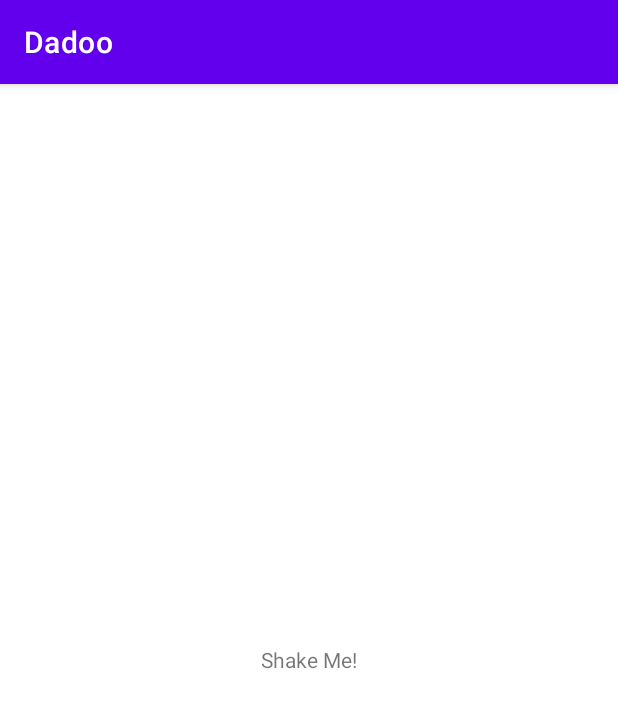
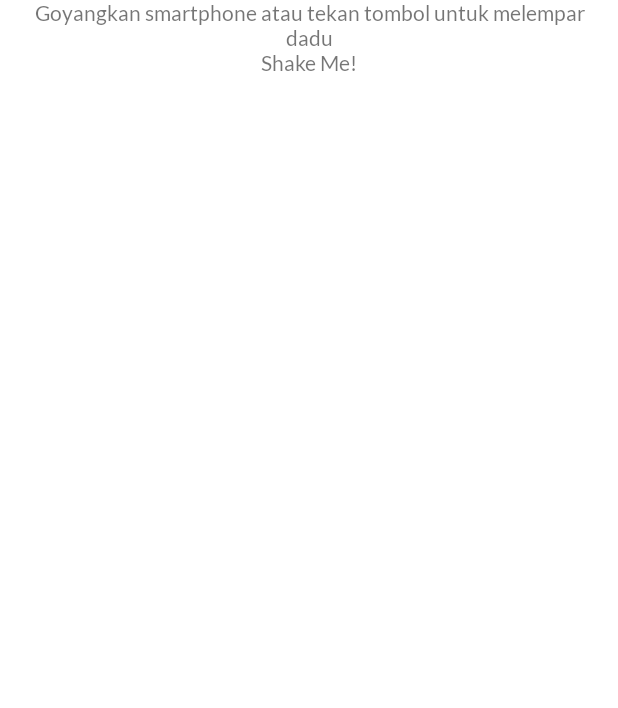
Before and after one commit to obedkristiaji/Dadoo-Lempar-Dadu-Virtual, an Android app: the screen it shows after launch (MainActivity), on a phone screen of 412 x 824 dp. Shown: the top 708 px of the screen. Run offline under Robolectric (Android 15) with nearby library versions, the light colour scheme and no system bars.

Commit message:
Splash screen + fonts

```diff
--- a/app/src/main/AndroidManifest.xml
+++ b/app/src/main/AndroidManifest.xml
@@ -10,13 +10,16 @@
         android:roundIcon="@mipmap/ic_launcher_round"
         android:supportsRtl="true"
         android:theme="@style/Theme.Dadoo">
-        <activity android:name="id.ac.unpar.informatika.dadoo.MainActivity">
+        <activity android:name=".SplashActivity">
             <intent-filter>
                 <action android:name="android.intent.action.MAIN" />
 
                 <category android:name="android.intent.category.LAUNCHER" />
             </intent-filter>
         </activity>
+        <activity android:name=".MainActivity">
+
+        </activity>
     </application>
 
 </manifest>
--- /dev/null
+++ b/app/src/main/java/id/ac/unpar/informatika/dadoo/SplashActivity.java
@@ -0,0 +1,39 @@
+package id.ac.unpar.informatika.dadoo;
+
+import androidx.appcompat.app.AppCompatActivity;
+
+import android.content.Intent;
+import android.os.Bundle;
+import android.os.Handler;
+import android.util.Log;
+import android.view.View;
+import android.view.WindowManager;
+
+public class SplashActivity extends AppCompatActivity {
+    @Override
+    protected void onCreate(Bundle savedInstanceState) {
+        super.onCreate(savedInstanceState);
+        setContentView(R.layout.activity_splash);
+
+        View decorView = getWindow().getDecorView();
+        decorView.setSystemUiVisibility(
+                View.SYSTEM_UI_FLAG_IMMERSIVE_STICKY
+                        // Set the content to appear under the system bars so that the
+                        // content doesn't resize when the system bars hide and show.
+                        | View.SYSTEM_UI_FLAG_LAYOUT_STABLE
+                        | View.SYSTEM_UI_FLAG_LAYOUT_HIDE_NAVIGATION
+                        | View.SYSTEM_UI_FLAG_LAYOUT_FULLSCREEN
+                        // Hide the nav bar and status bar
+                        | View.SYSTEM_UI_FLAG_HIDE_NAVIGATION
+                        | View.SYSTEM_UI_FLAG_FULLSCREEN);
+
+        new Handler().postDelayed(new Runnable() {
+            @Override
+            public void run() {
+                Intent intent = new Intent(SplashActivity.this, MainActivity.class);
+                startActivity(intent);
+                finish();
+            }
+        },3000);
+    }
+}
--- a/app/src/main/res/layout/fragment_home.xml
+++ b/app/src/main/res/layout/fragment_home.xml
@@ -1,14 +1,22 @@
 <?xml version="1.0" encoding="utf-8"?>
-<FrameLayout
+<LinearLayout
     xmlns:android="http://schemas.android.com/apk/res/android"
     android:layout_width="match_parent"
-    android:layout_height="match_parent">
+    android:layout_height="match_parent"
+    android:orientation="vertical"
+    android:layout_marginHorizontal="@dimen/hmargin">
+
+    <TextView
+        android:layout_width="match_parent"
+        android:layout_height="wrap_content"
+        android:textAlignment="center"
+        android:text="@string/instruksi" />
 
     <TextView
         android:id="@+id/tv_angka"
-        android:layout_width="wrap_content"
+        android:layout_width="match_parent"
         android:layout_height="wrap_content"
-        android:layout_gravity="center"
-        android:text="Shake Me!" />
+        android:textAlignment="center"
+        android:text="@string/shake_me" />
 
-</FrameLayout>
+</LinearLayout>
--- a/app/src/main/res/values-night/themes.xml
+++ b/app/src/main/res/values-night/themes.xml
@@ -1,6 +1,8 @@
 <resources xmlns:tools="http://schemas.android.com/tools">
     <!-- Base application theme. -->
-    <style name="Theme.Dadoo" parent="Theme.MaterialComponents.DayNight.DarkActionBar">
+    <style name="Theme.Dadoo" parent="Theme.MaterialComponents.DayNight.NoActionBar">
+        <!-- Font family. -->
+        <item name="android:fontFamily">@font/lato_regular</item>
         <!-- Primary brand color. -->
         <item name="colorPrimary">@color/purple_200</item>
         <item name="colorPrimaryVariant">@color/purple_700</item>
--- a/app/src/main/res/values/colors.xml
+++ b/app/src/main/res/values/colors.xml
@@ -7,4 +7,5 @@
     <color name="teal_700">#FF018786</color>
     <color name="black">#FF000000</color>
     <color name="white">#FFFFFFFF</color>
+    <color name="primary">#FFF15858</color>
 </resources>
--- /dev/null
+++ b/app/src/main/res/values/dimens.xml
@@ -0,0 +1,4 @@
+<?xml version="1.0" encoding="utf-8"?>
+<resources>
+    <dimen name="hmargin">20dp</dimen>
+</resources>
--- a/app/src/main/res/values/strings.xml
+++ b/app/src/main/res/values/strings.xml
@@ -1,3 +1,5 @@
 <resources>
     <string name="app_name">Dadoo</string>
+    <string name="instruksi">Goyangkan smartphone atau tekan tombol untuk melempar dadu</string>
+    <string name="shake_me">Shake Me!</string>
 </resources>
--- a/app/src/main/res/values/themes.xml
+++ b/app/src/main/res/values/themes.xml
@@ -1,8 +1,10 @@
 <resources xmlns:tools="http://schemas.android.com/tools">
     <!-- Base application theme. -->
-    <style name="Theme.Dadoo" parent="Theme.MaterialComponents.DayNight.DarkActionBar">
+    <style name="Theme.Dadoo" parent="Theme.MaterialComponents.DayNight.NoActionBar">
+        <!-- Font family. -->
+        <item name="android:fontFamily">@font/lato_regular</item>
         <!-- Primary brand color. -->
-        <item name="colorPrimary">@color/purple_500</item>
+        <item name="colorPrimary">@color/primary</item>
         <item name="colorPrimaryVariant">@color/purple_700</item>
         <item name="colorOnPrimary">@color/white</item>
         <!-- Secondary brand color. -->
```
Also changed, not shown: app/src/main/res/layout/activity_splash.xml (added, +17 -0 lines), app/src/main/java/id/ac/unpar/informatika/dadoo/IMainActivity.java (line endings or trailing spaces), app/src/main/res/font/lato_regular.ttf (added), app/src/main/res/font/nova_flat_regular.ttf (added).
